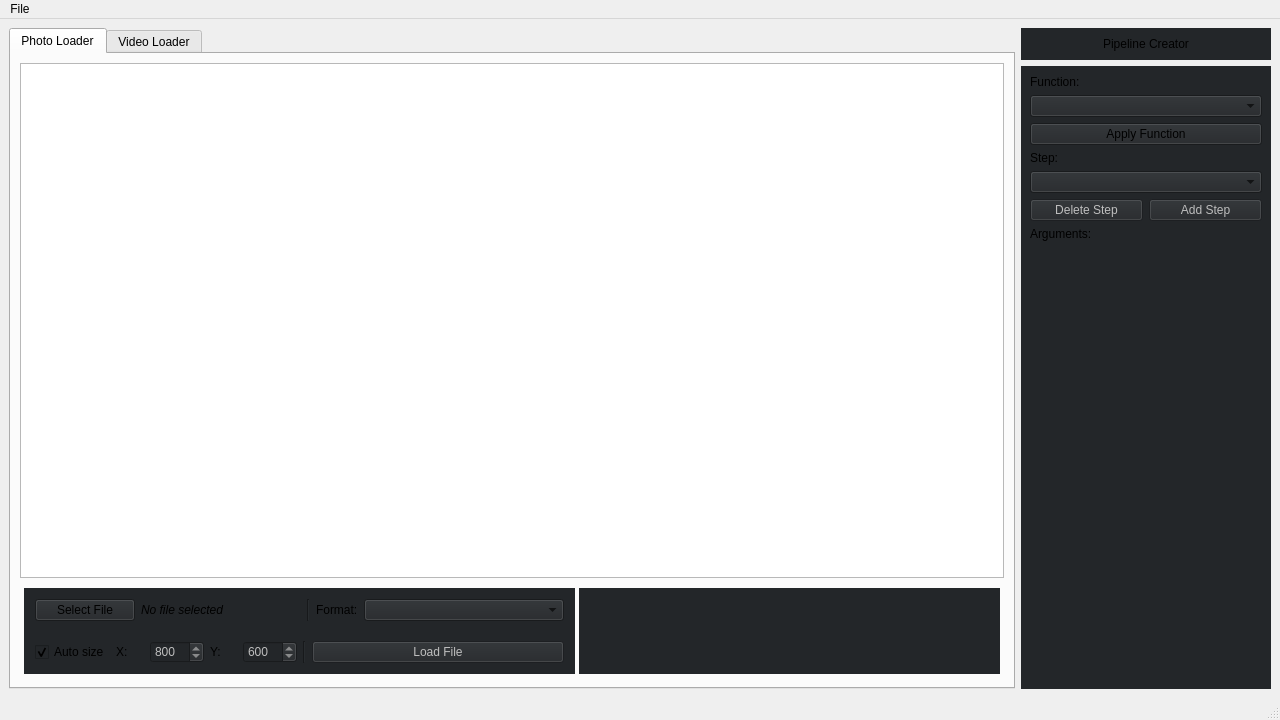
First picture: the form in qtobjectdetector.ui, repository feugen/QtObjectDetector, before the edit.
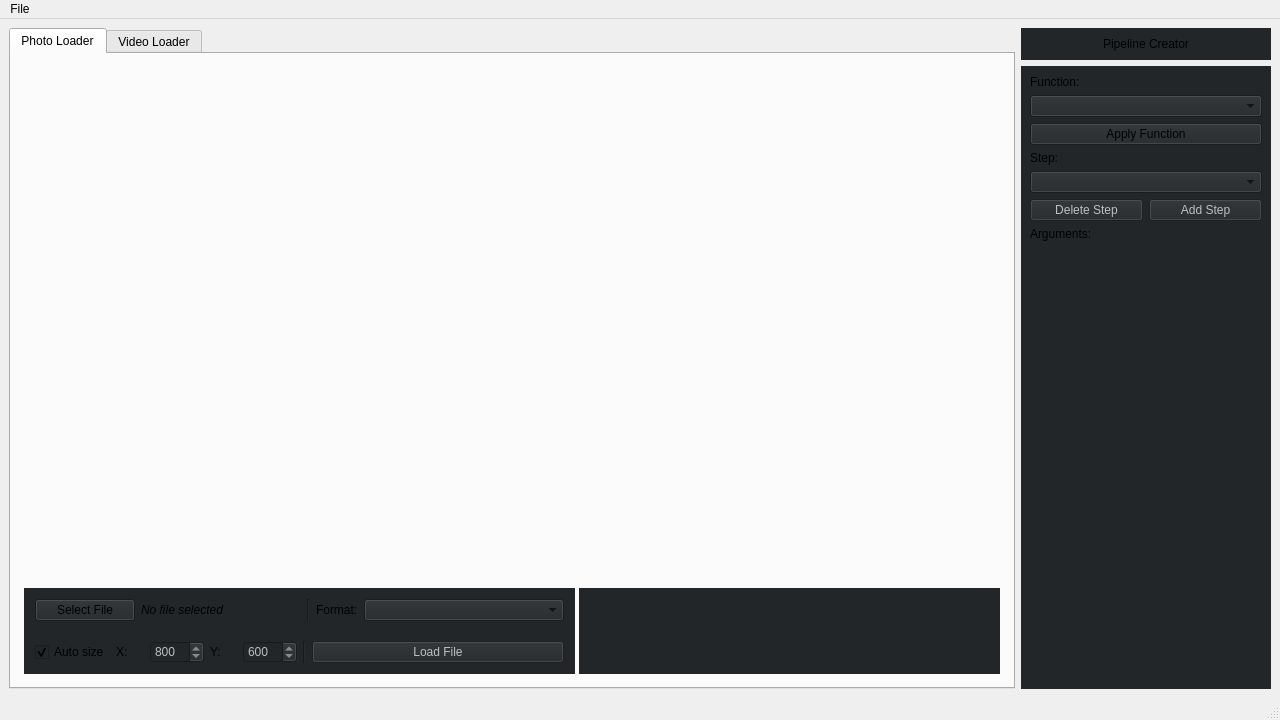
Second picture: the form after the edit.

Commit message: got rid of QGraphicsView, modified pipeline for tracking image format

The edit to the form file:
```diff
--- a/qtobjectdetector.ui
+++ b/qtobjectdetector.ui
@@ -464,12 +464,22 @@
             </layout>
            </widget>
           </item>
-          <item row="1" column="0">
-           <widget class="QGraphicsView" name="graphicsView_PhotoLoader">
-            <property name="font">
-             <font>
-              <italic>true</italic>
-             </font>
+          <item row="0" column="0">
+           <widget class="QLabel" name="qLabel_PhotoLoader">
+            <property name="sizePolicy">
+             <sizepolicy hsizetype="Expanding" vsizetype="Expanding">
+              <horstretch>0</horstretch>
+              <verstretch>0</verstretch>
+             </sizepolicy>
+            </property>
+            <property name="maximumSize">
+             <size>
+              <width>800</width>
+              <height>600</height>
+             </size>
+            </property>
+            <property name="text">
+             <string/>
             </property>
            </widget>
           </item>
```
Left out of the diff: 2 changed lines with no effect on the pictures. The commit also changes 4 other files.
